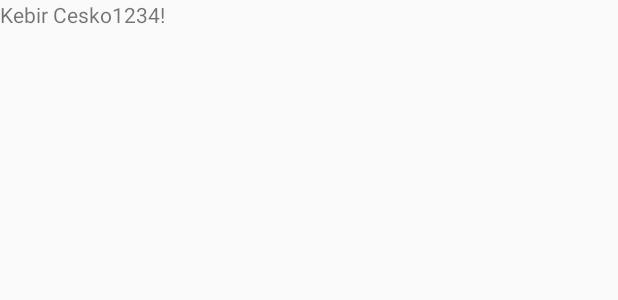
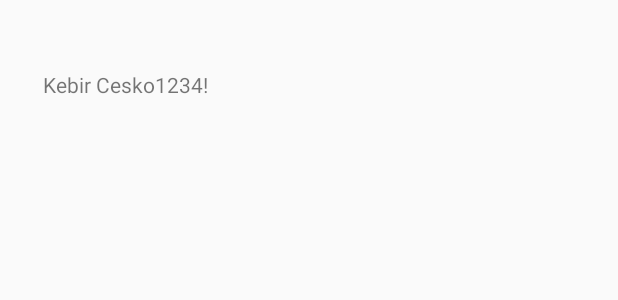
Before and after one commit to kebircesko/CoffeeScan, an Android app: the layout activity_main.xml on its own in the app's theme, with its tools: preview values and no code run, on a phone screen of 412 x 824 dp. Shown: the top 300 px of the screen. Run offline under Robolectric (Android 15) with nearby library versions, the phone set to English and light mode, and no system bars.

Commit message:
comit firs01

```diff
--- a/app/build.gradle
+++ b/app/build.gradle
@@ -16,10 +16,11 @@ android {
             proguardFiles getDefaultProguardFile('proguard-android.txt'), 'proguard-rules.pro'
         }
     }
+    buildToolsVersion '28.0.0 rc1'
 }
 
 dependencies {
-    implementation fileTree(dir: 'libs', include: ['*.jar'])
+    implementation fileTree(include: ['*.jar'], dir: 'libs')
     implementation 'com.android.support:appcompat-v7:26.1.0'
     implementation 'com.android.support.constraint:constraint-layout:1.0.2'
     testImplementation 'junit:junit:4.12'
--- a/app/src/main/res/layout/activity_main.xml
+++ b/app/src/main/res/layout/activity_main.xml
@@ -1,15 +1,20 @@
 <?xml version="1.0" encoding="utf-8"?>
-<LinearLayout xmlns:android="http://schemas.android.com/apk/res/android"
+<android.support.constraint.ConstraintLayout xmlns:android="http://schemas.android.com/apk/res/android"
+    xmlns:app="http://schemas.android.com/apk/res-auto"
     xmlns:tools="http://schemas.android.com/tools"
+    android:layout_width="match_parent"
     android:layout_height="match_parent"
-    android:layout_width="match_parent"
-    android:orientation="vertical"
     tools:context="com.example.kebir.coffeescan.MainActivity" >
 
 <TextView
         android:layout_width="wrap_content"
         android:layout_height="wrap_content"
         android:text="Kebir Cesko1234!"
-/>
+        app:layout_constraintBottom_toBottomOf="parent"
+        app:layout_constraintHorizontal_bias="0.094"
+        app:layout_constraintLeft_toLeftOf="parent"
+        app:layout_constraintRight_toRightOf="parent"
+        app:layout_constraintTop_toTopOf="parent"
+        app:layout_constraintVertical_bias="0.058" />
 
-</LinearLayout>
+</android.support.constraint.ConstraintLayout>
--- a/app/src/main/res/values/strings.xml
+++ b/app/src/main/res/values/strings.xml
@@ -1,3 +1,4 @@
 <resources>
     <string name="app_name">CoffeeScan</string>
+    <string name="hello">Hello!</string>
 </resources>
```
